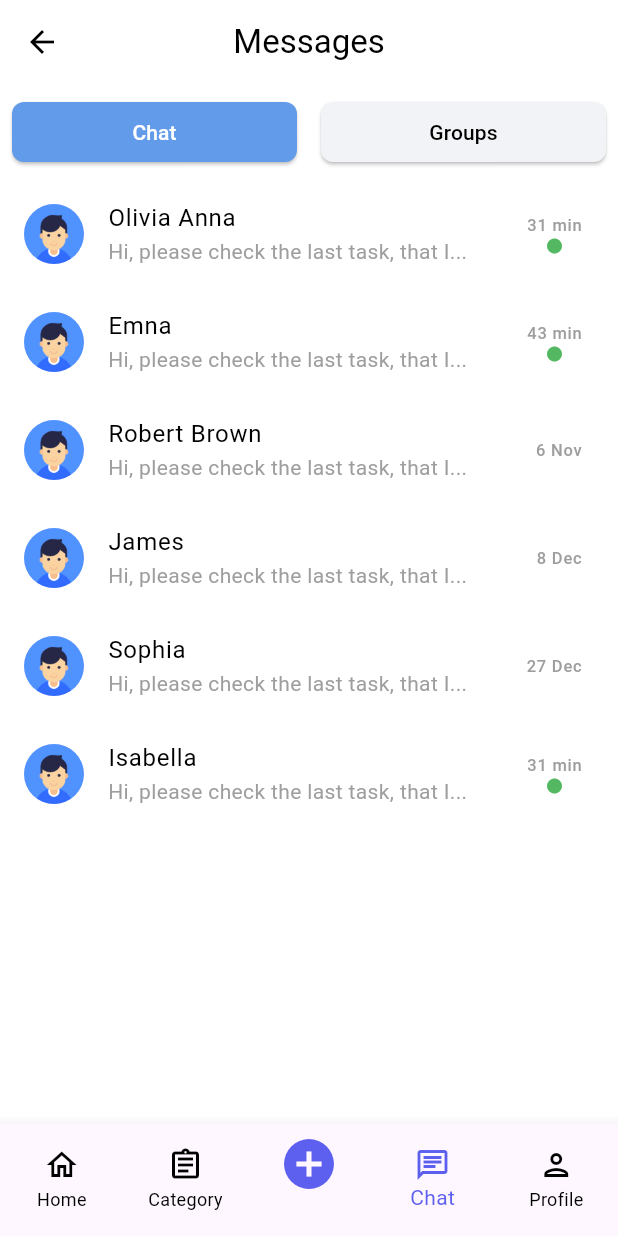
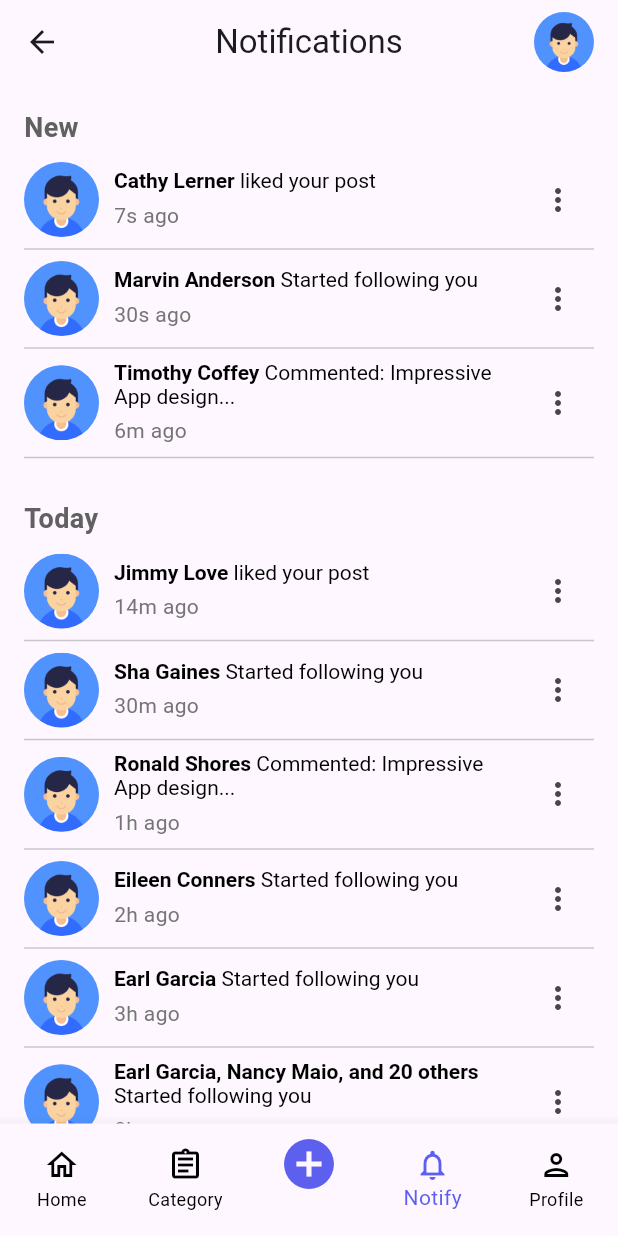
Before and after one commit to QuillVi/workflow_management_application, a Flutter app: the screen it shows after launch, item 4 of the bottom bar chosen, on a phone screen of 412 x 824 dp. Run offline on Flutter 3.47's test engine with Material 3 defaults, Android fonts, the phone set to English and light mode, and no system bars; our stand-ins replace get, shared_preferences.

Commit message:
commit tranh xung dot

```diff
--- a/lib/view/screens/create_task/create_task.dart
+++ b/lib/view/screens/create_task/create_task.dart
@@ -15,8 +15,11 @@ class _CreateTaskState extends State<CreateTask> {
   String? _selectedStatus = 'To do';
   String? _selectedRequester = 'Trần Đông Vi';
   String? _selectedAssignee = 'Trần Đông Vi';
+
   @override
   Widget build(BuildContext context) {
+    final screenWidth = MediaQuery.of(context).size.width;
+    final screenHeight = MediaQuery.of(context).size.height;
     return Scaffold(
       resizeToAvoidBottomInset: false,
       appBar: AppBar(
@@ -185,7 +188,9 @@ class _CreateTaskState extends State<CreateTask> {
               child: Text('Create Task',
                   style: TextStyle(fontSize: 18, color: Colors.white)),
               style: ElevatedButton.styleFrom(
-                  padding: EdgeInsets.symmetric(vertical: 16, horizontal: 130),
+                  padding: EdgeInsets.symmetric(
+                      vertical: screenHeight * 0.025,
+                      horizontal: screenWidth * 0.33),
                   textStyle: TextStyle(fontSize: 18),
                   backgroundColor: primaryColor),
             ),
--- a/lib/view/screens/create_task/my_task_dash_board.dart
+++ b/lib/view/screens/create_task/my_task_dash_board.dart
@@ -27,7 +27,14 @@ class _MyTaskDashBoardState extends State<MyTaskDashBoard>
         backgroundColor: Colors.white,
         leading: IconButton(
           icon: const Icon(Icons.arrow_back, color: Colors.black),
-          onPressed: () {},
+          onPressed: () {
+            // if (Navigator.canPop(context)) {
+            //   Navigator.pop(context);
+            // } else {
+            //   // Handle the case where the previous screen does not exist
+            //   print('No previous screen to pop to');
+            // }
+          },
         ),
         title: const Text(
           'Task',
--- a/lib/view/screens/dash_board/dash_board.dart
+++ b/lib/view/screens/dash_board/dash_board.dart
@@ -1,7 +1,9 @@
+import 'package:flutter/cupertino.dart';
 import 'package:flutter/foundation.dart';
 import 'package:flutter/material.dart';
 import 'package:flutter/widgets.dart';
 import 'package:work_flow/themes/primarycolor.dart';
+import 'package:work_flow/view/screens/chat/chat_dash_board.dart';
 
 class DashBoard extends StatefulWidget {
   const DashBoard({super.key});
@@ -68,8 +70,14 @@ class _DashBoardState extends State<DashBoard> {
         ),
         actions: [
           IconButton(
-            icon: const Icon(Icons.notifications, color: Colors.grey),
-            onPressed: () {},
+            onPressed: () {
+              Navigator.push(
+                  context,
+                  MaterialPageRoute(
+                      builder: (context) => const ChatDashBoard()));
+            },
+            icon: Image.asset('lib/images/chat.png',
+                width: 25, height: 25, color: Colors.grey[700]),
           ),
         ],
       ),
--- a/lib/view/screens/dash_board/mybottomnavigationbar.dart
+++ b/lib/view/screens/dash_board/mybottomnavigationbar.dart
@@ -4,6 +4,7 @@ import 'package:work_flow/view/screens/chat/chat_dash_board.dart';
 import 'package:work_flow/view/screens/create_task/my_task_dash_board.dart';
 import 'package:work_flow/view/screens/dash_board/category_board.dart';
 import 'package:work_flow/view/screens/dash_board/dash_board.dart';
+import 'package:work_flow/view/screens/dash_board/notification.dart';
 import 'package:work_flow/view/screens/dash_board/profile_board.dart';
 
 class Mybottomnavigationbar extends StatefulWidget {
@@ -20,7 +21,7 @@ class _MybottomnavigationbarState extends State<Mybottomnavigationbar> {
     DashBoard(),
     CategoryBoard(),
     MyTaskDashBoard(),
-    ChatDashBoard(),
+    NotificationsScreen(),
     ProfileBoard(),
   ];
 
@@ -55,8 +56,8 @@ class _MybottomnavigationbarState extends State<Mybottomnavigationbar> {
             label: '',
           ),
           const BottomNavigationBarItem(
-            icon: Icon(Icons.chat_outlined),
-            label: 'Chat',
+            icon: Icon(Icons.notifications_outlined),
+            label: 'Notify',
           ),
           const BottomNavigationBarItem(
             icon: Icon(Icons.person_outlined),
--- /dev/null
+++ b/lib/view/screens/dash_board/notification.dart
@@ -0,0 +1,220 @@
+import 'package:flutter/foundation.dart';
+import 'package:flutter/material.dart';
+
+class NotificationsScreen extends StatefulWidget {
+  const NotificationsScreen({super.key});
+
+  @override
+  State<NotificationsScreen> createState() => _NotificationsScreenState();
+}
+
+class _NotificationsScreenState extends State<NotificationsScreen> {
+  final List<Map<String, dynamic>> notifications = [
+    {
+      "section": "New",
+      "items": [
+        {"name": "Cathy Lerner", "action": "liked your post", "time": "7s ago"},
+        {
+          "name": "Marvin Anderson",
+          "action": "Started following you",
+          "time": "30s ago"
+        },
+        {
+          "name": "Timothy Coffey",
+          "action": "Commented: Impressive App design...",
+          "time": "6m ago"
+        },
+      ]
+    },
+    {
+      "section": "Today",
+      "items": [
+        {"name": "Jimmy Love", "action": "liked your post", "time": "14m ago"},
+        {
+          "name": "Sha Gaines",
+          "action": "Started following you",
+          "time": "30m ago"
+        },
+        {
+          "name": "Ronald Shores",
+          "action": "Commented: Impressive App design...",
+          "time": "1h ago"
+        },
+        {
+          "name": "Eileen Conners",
+          "action": "Started following you",
+          "time": "2h ago"
+        },
+        {
+          "name": "Earl Garcia",
+          "action": "Started following you",
+          "time": "3h ago"
+        },
+        {
+          "name": "Earl Garcia, Nancy Maio, and 20 others",
+          "action": "Started following you",
+          "time": "8h ago"
+        },
+      ]
+    },
+    {
+      "section": "This Week",
+      "items": [
+        {
+          "name": "Ivey Wilson",
+          "action": "Started following you",
+          "time": "2d ago"
+        },
+        {
+          "name": "Bradley Dame",
+          "action": "Started following you",
+          "time": "3d ago"
+        },
+      ]
+    },
+    {
+      "section": "This Month",
+      "items": [
+        {
+          "name": "Tom Joy",
+          "action": "Started following you",
+          "time": "2w ago"
+        },
+        {
+          "name": "Francis Fidler",
+          "action": "Started following you",
+          "time": "3w ago"
+        },
+      ]
+    },
+  ];
+  @override
+  Widget build(BuildContext context) {
+    return Scaffold(
+      appBar: AppBar(
+        title: Text('Notifications'),
+        leading: IconButton(
+          icon: Icon(Icons.arrow_back),
+          onPressed: () {
+            Navigator.pop(context);
+          },
+        ),
+        centerTitle: true,
+        actions: [
+          CircleAvatar(
+            backgroundImage: AssetImage('lib/images/user.png'),
+          ),
+          SizedBox(width: 16),
+        ],
+      ),
+      body: ListView.builder(
+        padding: EdgeInsets.all(16),
+        itemCount: notifications.length,
+        itemBuilder: (context, index) {
+          final section = notifications[index];
+          return NotificationSection(
+            title: section["section"],
+            items: section["items"],
+          );
+        },
+      ),
+    );
+  }
+}
+
+class NotificationSection extends StatelessWidget {
+  final String title;
+  final List<Map<String, String>> items;
+
+  const NotificationSection({
+    required this.title,
+    required this.items,
+  });
+
+  @override
+  Widget build(BuildContext context) {
+    return Column(
+      crossAxisAlignment: CrossAxisAlignment.start,
+      children: [
+        Text(
+          title,
+          style: TextStyle(
+            fontSize: 18,
+            fontWeight: FontWeight.bold,
+            color: Colors.grey[700],
+          ),
+        ),
+        SizedBox(height: 10),
+        ...items.map((item) => NotificationItem(
+              name: item["name"]!,
+              action: item["action"]!,
+              time: item["time"]!,
+            )),
+        SizedBox(height: 20),
+      ],
+    );
+  }
+}
+
+class NotificationItem extends StatelessWidget {
+  final String name;
+  final String action;
+  final String time;
+
+  const NotificationItem({
+    required this.name,
+    required this.action,
+    required this.time,
+  });
+
+  @override
+  Widget build(BuildContext context) {
+    return Column(
+      children: [
+        Row(
+          children: [
+            CircleAvatar(
+              backgroundImage: AssetImage('lib/images/user.png'),
+              radius: 25,
+            ),
+            SizedBox(width: 10),
+            Expanded(
+              child: Column(
+                crossAxisAlignment: CrossAxisAlignment.start,
+                children: [
+                  RichText(
+                    text: TextSpan(
+                      children: [
+                        TextSpan(
+                          text: name,
+                          style: TextStyle(
+                            fontWeight: FontWeight.bold,
+                            color: Colors.black,
+                          ),
+                        ),
+                        TextSpan(
+                          text: ' $action',
+                          style: TextStyle(color: Colors.black),
+                        ),
+                      ],
+                    ),
+                  ),
+                  SizedBox(height: 5),
+                  Text(
+                    time,
+                    style: TextStyle(color: Colors.grey[600]),
+                  ),
+                ],
+              ),
+            ),
+            IconButton(
+              icon: Icon(Icons.more_vert),
+              onPressed: () {},
+            ),
+          ],
+        ),
+        Divider(),
+      ],
+    );
+  }
+}
```
Also changed, not shown: pubspec.lock.
